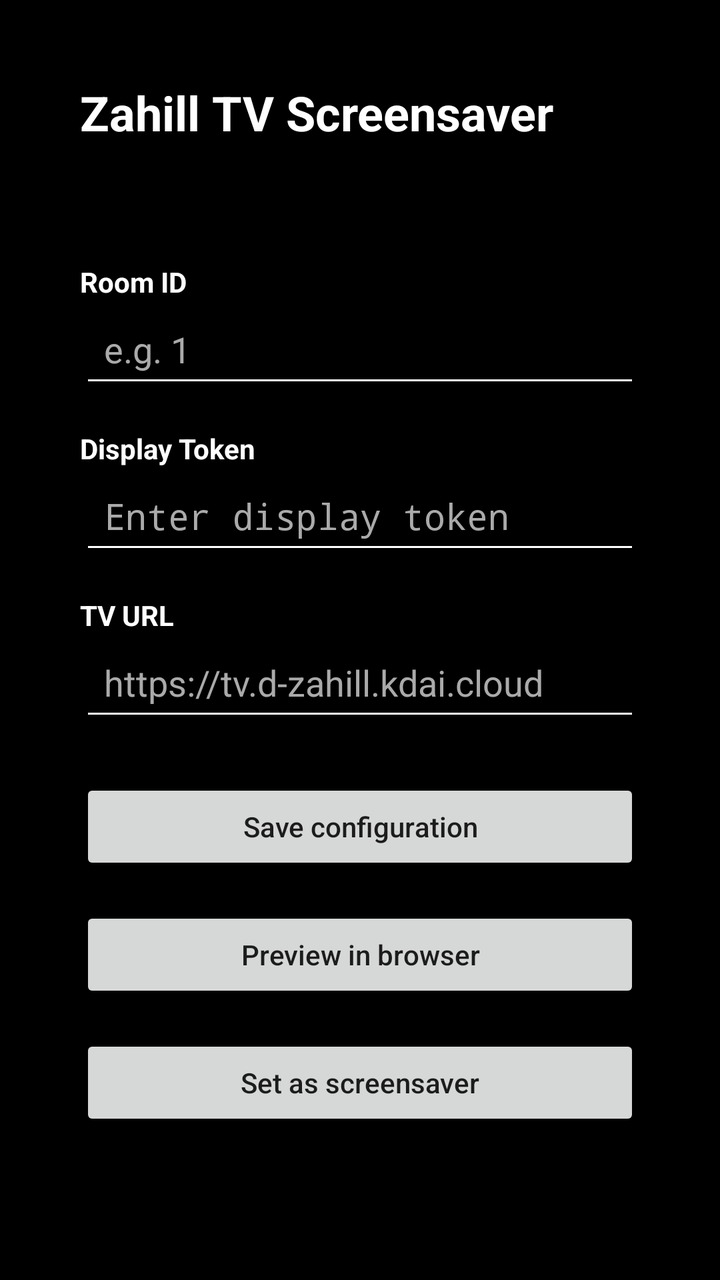
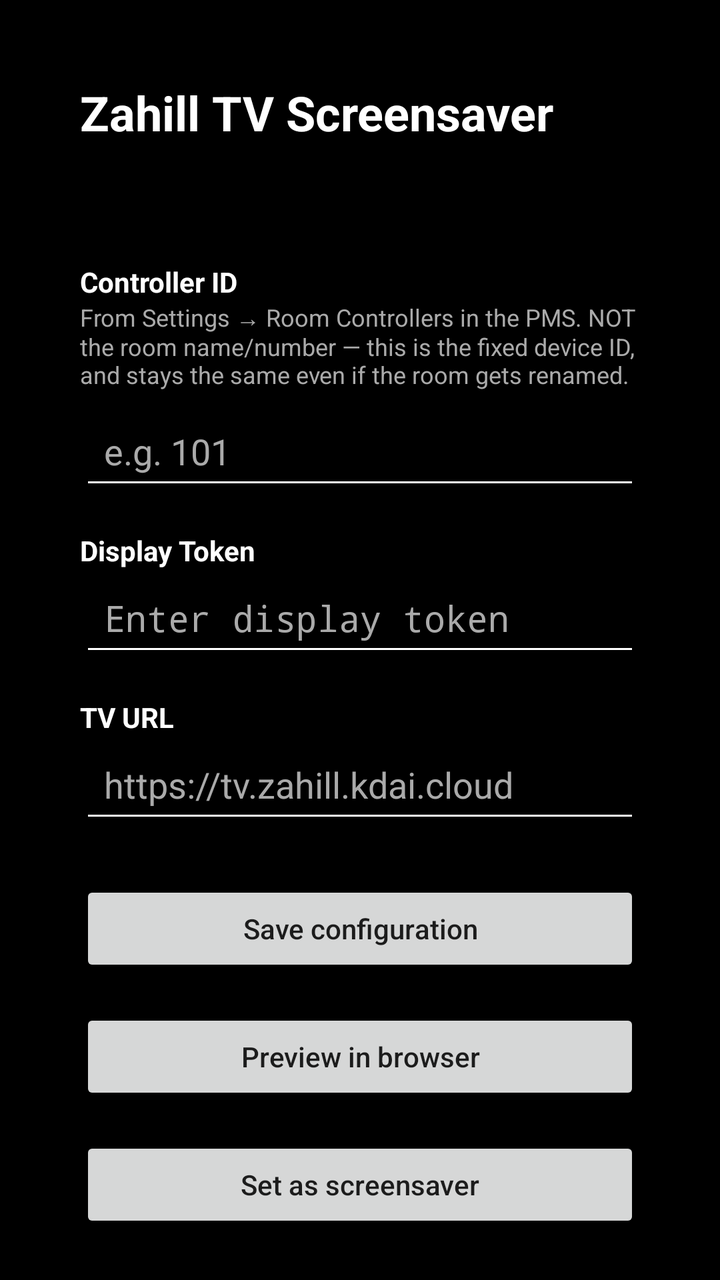

Screens rendered from an Android XML layout before and after an edit, with the pre-edit source and the edit as a unified diff.
<!-- AndroidManifest.xml: application theme Theme.TVScreensaver -->
<!-- res/layout/activity_main.xml -->
<?xml version="1.0" encoding="utf-8"?>
<ScrollView xmlns:android="http://schemas.android.com/apk/res/android"
    android:layout_width="match_parent"
    android:layout_height="match_parent"
    android:padding="24dp"
    android:background="@android:color/black">

    <LinearLayout
        android:layout_width="match_parent"
        android:layout_height="wrap_content"
        android:orientation="vertical"
        android:padding="16dp">

        <TextView
            android:id="@+id/titleText"
            android:layout_width="match_parent"
            android:layout_height="wrap_content"
            android:text="Zahill TV Screensaver"
            android:textColor="@android:color/white"
            android:textSize="24sp"
            android:textStyle="bold"
            android:paddingBottom="16dp" />

        <TextView
            android:id="@+id/statusText"
            android:layout_width="match_parent"
            android:layout_height="wrap_content"
            android:textColor="@android:color/darker_gray"
            android:textSize="14sp"
            android:paddingBottom="24dp" />

        <TextView
            android:layout_width="wrap_content"
            android:layout_height="wrap_content"
            android:text="Room ID"
            android:textColor="@android:color/white"
            android:textStyle="bold" />

        <EditText
            android:id="@+id/roomIdInput"
            android:layout_width="match_parent"
            android:layout_height="wrap_content"
            android:inputType="text"
            android:hint="e.g. 1"
            android:textColor="@android:color/white"
            android:textColorHint="@android:color/darker_gray"
            android:backgroundTint="@android:color/white"
            android:padding="12dp"
            android:layout_marginBottom="16dp" />

        <TextView
            android:layout_width="wrap_content"
            android:layout_height="wrap_content"
            android:text="Display Token"
            android:textColor="@android:color/white"
            android:textStyle="bold" />

        <EditText
            android:id="@+id/tokenInput"
            android:layout_width="match_parent"
            android:layout_height="wrap_content"
            android:inputType="textPassword"
            android:hint="Enter display token"
            android:textColor="@android:color/white"
            android:textColorHint="@android:color/darker_gray"
            android:backgroundTint="@android:color/white"
            android:padding="12dp"
            android:layout_marginBottom="16dp" />

        <TextView
            android:layout_width="wrap_content"
            android:layout_height="wrap_content"
            android:text="TV URL"
            android:textColor="@android:color/white"
            android:textStyle="bold" />

        <EditText
            android:id="@+id/baseUrlInput"
            android:layout_width="match_parent"
            android:layout_height="wrap_content"
            android:inputType="textUri"
            android:hint="https://tv.d-zahill.kdai.cloud"
            android:textColor="@android:color/white"
            android:textColorHint="@android:color/darker_gray"
            android:backgroundTint="@android:color/white"
            android:padding="12dp"
            android:layout_marginBottom="24dp" />

        <Button
            android:id="@+id/saveButton"
            android:layout_width="match_parent"
            android:layout_height="wrap_content"
            android:text="Save configuration"
            android:textAllCaps="false"
            android:layout_marginBottom="16dp" />

        <Button
            android:id="@+id/previewButton"
            android:layout_width="match_parent"
            android:layout_height="wrap_content"
            android:text="Preview in browser"
            android:textAllCaps="false"
            android:layout_marginBottom="16dp" />

        <Button
            android:id="@+id/setScreensaverButton"
            android:layout_width="match_parent"
            android:layout_height="wrap_content"
            android:text="Set as screensaver"
            android:textAllCaps="false" />

        <TextView
            android:id="@+id/screensaverStatusText"
            android:layout_width="match_parent"
            android:layout_height="wrap_content"
            android:textColor="@android:color/darker_gray"
            android:textSize="12sp"
            android:paddingTop="8dp" />
    </LinearLayout>
</ScrollView>
<!-- resources referenced by this layout -->
<resources>
  <style name="Theme.TVScreensaver" parent="Theme.AppCompat.DayNight.NoActionBar">
          <item name="android:windowBackground">@android:color/black</item>
          <item name="android:navigationBarColor">@android:color/black</item>
          <item name="android:statusBarColor">@android:color/black</item>
      </style>
</resources>

<!-- the commit's change to res/layout/activity_main.xml (unified diff, before → after) -->
@@ -32,16 +32,24 @@
         <TextView
             android:layout_width="wrap_content"
             android:layout_height="wrap_content"
-            android:text="Room ID"
+            android:text="Controller ID"
             android:textColor="@android:color/white"
             android:textStyle="bold" />
+
+        <TextView
+            android:layout_width="match_parent"
+            android:layout_height="wrap_content"
+            android:text="From Settings → Room Controllers in the PMS. NOT the room name/number — this is the fixed device ID, and stays the same even if the room gets renamed."
+            android:textColor="@android:color/darker_gray"
+            android:textSize="12sp"
+            android:paddingBottom="6dp" />
 
         <EditText
             android:id="@+id/roomIdInput"
             android:layout_width="match_parent"
             android:layout_height="wrap_content"
             android:inputType="text"
-            android:hint="e.g. 1"
+            android:hint="e.g. 101"
             android:textColor="@android:color/white"
             android:textColorHint="@android:color/darker_gray"
             android:backgroundTint="@android:color/white"
@@ -79,7 +87,7 @@
             android:layout_width="match_parent"
             android:layout_height="wrap_content"
             android:inputType="textUri"
-            android:hint="https://tv.d-zahill.kdai.cloud"
+            android:hint="https://tv.zahill.kdai.cloud"
             android:textColor="@android:color/white"
             android:textColorHint="@android:color/darker_gray"
             android:backgroundTint="@android:color/white"
